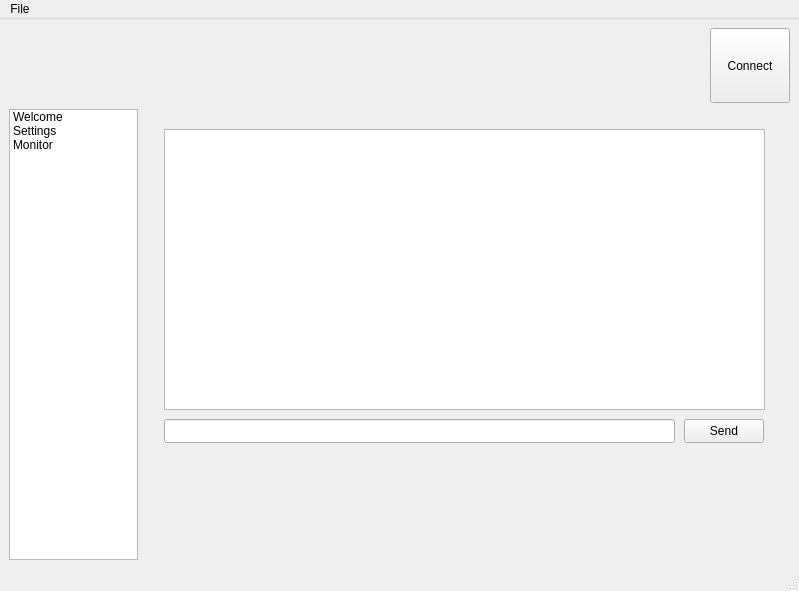
Old version of the form configurator/mainwindow.ui in the repository IDV7/betterflight.
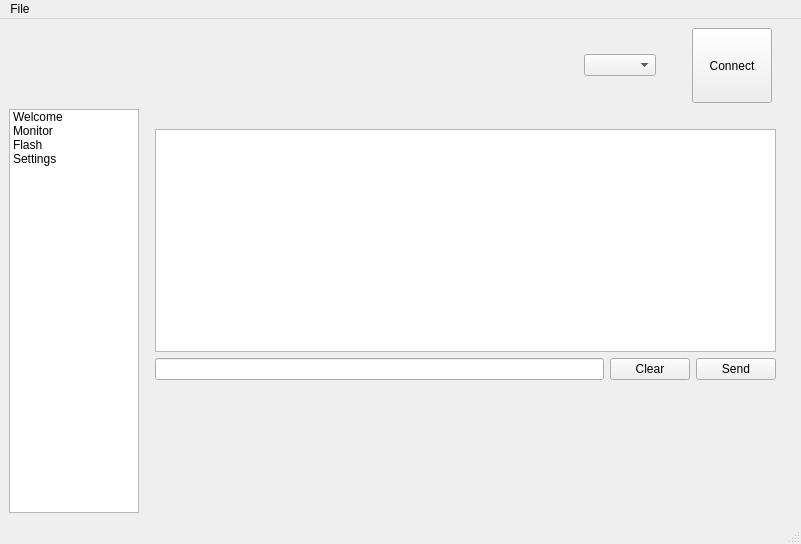
New version of the form.

Commit message: Added a working serial monitor.

Patch:
```diff
--- a/configurator/mainwindow.ui
+++ b/configurator/mainwindow.ui
@@ -6,8 +6,8 @@
    <rect>
     <x>0</x>
     <y>0</y>
-    <width>799</width>
-    <height>591</height>
+    <width>801</width>
+    <height>544</height>
    </rect>
   </property>
   <property name="windowTitle">
@@ -33,6 +33,25 @@
         </property>
        </spacer>
       </item>
+      <item>
+       <widget class="QComboBox" name="cbPorts"/>
+      </item>
+      <item>
+       <spacer name="horizontalSpacer">
+        <property name="orientation">
+         <enum>Qt::Horizontal</enum>
+        </property>
+        <property name="sizeType">
+         <enum>QSizePolicy::Fixed</enum>
+        </property>
+        <property name="sizeHint" stdset="0">
+         <size>
+          <width>30</width>
+          <height>20</height>
+         </size>
+        </property>
+       </spacer>
+      </item>
       <item>
        <widget class="QPushButton" name="pbConnect">
         <property name="minimumSize">
@@ -44,8 +63,27 @@
         <property name="text">
          <string>Connect</string>
         </property>
+        <property name="checkable">
+         <bool>false</bool>
+        </property>
        </widget>
       </item>
+      <item>
+       <spacer name="horizontalSpacer_2">
+        <property name="orientation">
+         <enum>Qt::Horizontal</enum>
+        </property>
+        <property name="sizeType">
+         <enum>QSizePolicy::Fixed</enum>
+        </property>
+        <property name="sizeHint" stdset="0">
+         <size>
+          <width>20</width>
+          <height>20</height>
+         </size>
+        </property>
+       </spacer>
+      </item>
      </layout>
     </item>
     <item>
@@ -57,16 +95,21 @@
           <string>Welcome</string>
          </property>
         </item>
-        <item>
-         <property name="text">
-          <string>Settings</string>
-         </property>
-        </item>
         <item>
          <property name="text">
           <string>Monitor</string>
          </property>
         </item>
+        <item>
+         <property name="text">
+          <string>Flash</string>
+         </property>
+        </item>
+        <item>
+         <property name="text">
+          <string>Settings</string>
+         </property>
+        </item>
        </widget>
       </item>
       <item>
@@ -89,6 +132,62 @@
           </property>
          </widget>
         </widget>
+        <widget class="QWidget" name="pMonitor">
+         <widget class="QWidget" name="verticalLayoutWidget">
+          <property name="geometry">
+           <rect>
+            <x>10</x>
+            <y>20</y>
+            <width>621</width>
+            <height>251</height>
+           </rect>
+          </property>
+          <layout class="QVBoxLayout" name="vlSerialMonitor">
+           <property name="sizeConstraint">
+            <enum>QLayout::SetMaximumSize</enum>
+           </property>
+           <item>
+            <widget class="QTextBrowser" name="tbMonitor"/>
+           </item>
+           <item>
+            <layout class="QHBoxLayout" name="hlCLI_Input">
+             <item>
+              <widget class="QLineEdit" name="leCLI"/>
+             </item>
+             <item>
+              <widget class="QPushButton" name="pbClearCLI">
+               <property name="text">
+                <string>Clear</string>
+               </property>
+              </widget>
+             </item>
+             <item>
+              <widget class="QPushButton" name="pbSend">
+               <property name="text">
+                <string>Send</string>
+               </property>
+              </widget>
+             </item>
+            </layout>
+           </item>
+          </layout>
+         </widget>
+        </widget>
+        <widget class="QWidget" name="page">
+         <widget class="QLabel" name="label_3">
+          <property name="geometry">
+           <rect>
+            <x>130</x>
+            <y>60</y>
+            <width>49</width>
+            <height>16</height>
+           </rect>
+          </property>
+          <property name="text">
+           <string>Flash</string>
+          </property>
+         </widget>
+        </widget>
         <widget class="QWidget" name="pSettings">
          <widget class="QLabel" name="label">
           <property name="geometry">
@@ -104,44 +203,6 @@
           </property>
          </widget>
         </widget>
-        <widget class="QWidget" name="pMonitor">
-         <widget class="QTextEdit" name="teMonitor">
-          <property name="geometry">
-           <rect>
-            <x>20</x>
-            <y>20</y>
-            <width>601</width>
-            <height>281</height>
-           </rect>
-          </property>
-          <property name="readOnly">
-           <bool>true</bool>
-          </property>
-         </widget>
-         <widget class="QLineEdit" name="leCLI">
-          <property name="geometry">
-           <rect>
-            <x>20</x>
-            <y>310</y>
-            <width>511</width>
-            <height>24</height>
-           </rect>
-          </property>
-         </widget>
-         <widget class="QPushButton" name="pbSend">
-          <property name="geometry">
-           <rect>
-            <x>540</x>
-            <y>310</y>
-            <width>80</width>
-            <height>24</height>
-           </rect>
-          </property>
-          <property name="text">
-           <string>Send</string>
-          </property>
-         </widget>
-        </widget>
        </widget>
       </item>
      </layout>
@@ -153,7 +214,7 @@
     <rect>
      <x>0</x>
      <y>0</y>
-     <width>799</width>
+     <width>801</width>
      <height>21</height>
     </rect>
    </property>
```
Left out of the diff: 54 changed lines with no effect on the pictures. The commit also changes 3 other files.
